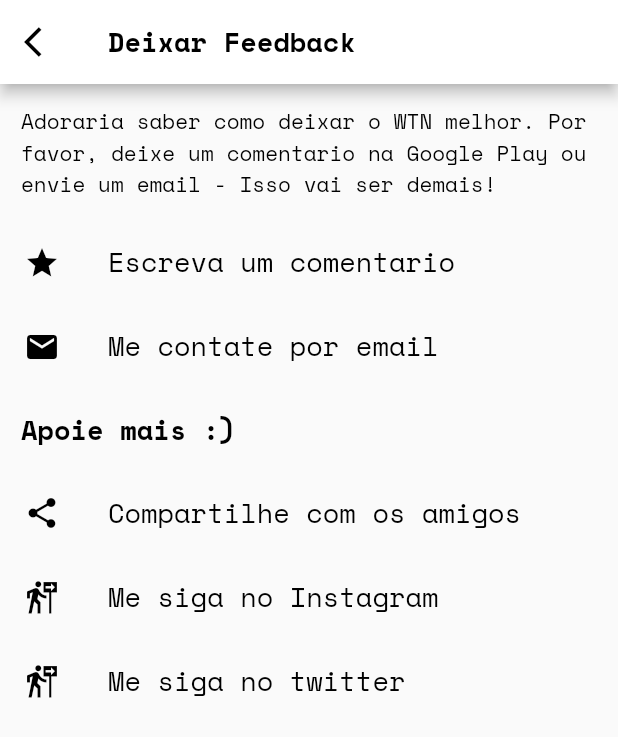
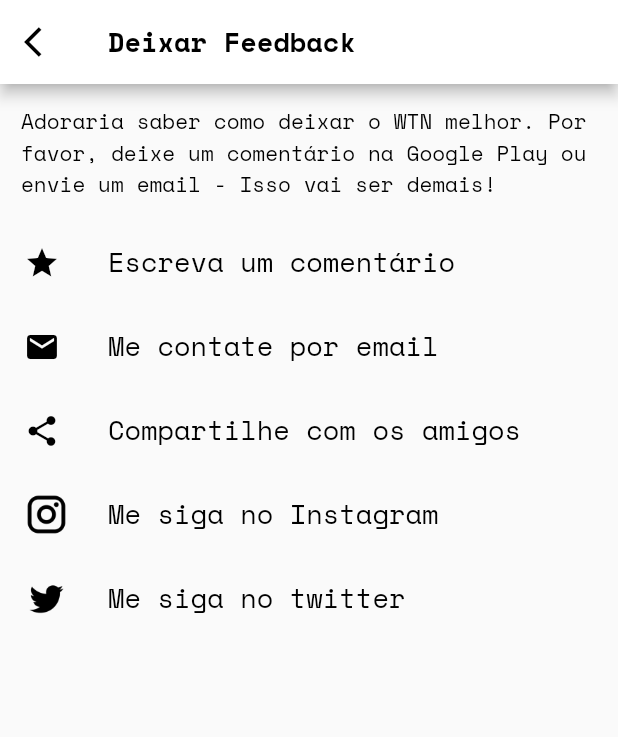
Before and after one commit to joao-cabral/wtn_project, a Flutter app: the FeedbackView screen opened by its route, on a phone screen of 412 x 824 dp. Shown: the top 737 px of the screen. Run offline on Flutter 3.47's test engine with Material 2 defaults, Android fonts, the phone set to English and light mode, and no system bars; our stand-ins replace animated_text_kit, flutter_staggered_animations, google_fonts, google_mobile_ads, page_transition, progress_state_button and 2 more; missing offline and left inert: flutter_email_sender; network calls fail.

Commit message:
fix: change icons in view feedback

```diff
--- a/lib/views/menu_views/feedback_view.dart
+++ b/lib/views/menu_views/feedback_view.dart
@@ -6,6 +6,8 @@ import 'package:share_plus/share_plus.dart';
 
 class FeedbackView extends StatelessWidget {
   const FeedbackView({Key? key}) : super(key: key);
+  static const iconInstagram = "assets/instagram.png";
+  static const iconTwitter = "assets/twitter.png";
 
   onShare(BuildContext context) async {
     final box = context.findRenderObject() as RenderBox?;
@@ -55,7 +57,7 @@ class FeedbackView extends StatelessWidget {
           Padding(
             padding: const EdgeInsets.all(14.0),
             child: Text(
-              "Adoraria saber como deixar o WTN melhor. Por favor, deixe um comentario na Google Play ou envie um email - Isso vai ser demais!",
+              "Adoraria saber como deixar o WTN melhor. Por favor, deixe um comentário na Google Play ou envie um email - Isso vai ser demais!",
               style: GoogleFonts.spaceMono(
                 fontSize: 14,
                 fontWeight: FontWeight.w300,
@@ -66,7 +68,7 @@ class FeedbackView extends StatelessWidget {
           ListTile(
             leading: const Icon(Icons.star, color: Colors.black),
             title: Text(
-              "Escreva um comentario",
+              "Escreva um comentário",
               style: GoogleFonts.spaceMono(
                 fontSize: 18,
                 fontWeight: FontWeight.w500,
@@ -86,17 +88,17 @@ class FeedbackView extends StatelessWidget {
             ),
             onTap: () => Navigator.pushNamed(context, Routes.improvements),
           ),
-          Padding(
-            padding: const EdgeInsets.all(14.0),
-            child: Text(
-              "Apoie mais :)",
-              style: GoogleFonts.spaceMono(
-                fontSize: 18,
-                fontWeight: FontWeight.bold,
-                color: Colors.black,
-              ),
-            ),
-          ),
+          // Padding(
+          //   padding: const EdgeInsets.all(14.0),
+          //   child: Text(
+          //     "Apoie mais :)",
+          //     style: GoogleFonts.spaceMono(
+          //       fontSize: 18,
+          //       fontWeight: FontWeight.bold,
+          //       color: Colors.black,
+          //     ),
+          //   ),
+          // ),
           ListTile(
             leading: const Icon(Icons.share, color: Colors.black),
             title: Text(
@@ -110,7 +112,13 @@ class FeedbackView extends StatelessWidget {
             onTap: () => onShare(context),
           ),
           ListTile(
-            leading: const Icon(Icons.follow_the_signs, color: Colors.black),
+            leading: const SizedBox(
+              height: 30,
+              width: 30,
+              child: Image(
+                image: AssetImage(iconInstagram),
+              ),
+            ),
             title: Text(
               "Me siga no Instagram",
               style: GoogleFonts.spaceMono(
@@ -123,7 +131,13 @@ class FeedbackView extends StatelessWidget {
                 launchURL(Uri.parse("https://instagram.com/juao.cabral")),
           ),
           ListTile(
-            leading: const Icon(Icons.follow_the_signs, color: Colors.black),
+            leading: const SizedBox(
+              height: 30,
+              width: 30,
+              child: Image(
+                image: AssetImage(iconTwitter),
+              ),
+            ),
             title: Text(
               "Me siga no twitter",
               style: GoogleFonts.spaceMono(
--- a/pubspec.yaml
+++ b/pubspec.yaml
@@ -72,6 +72,8 @@ flutter:
   assets:
     - assets/icon.png
     - assets/icon2.png
+    - assets/twitter.png
+    - assets/instagram.png
 
   # An image asset can refer to one or more resolution-specific "variants", see
   # https://flutter.dev/assets-and-images/#resolution-aware.
```
Also changed, not shown: assets/instagram.png (added), assets/twitter.png (added).
